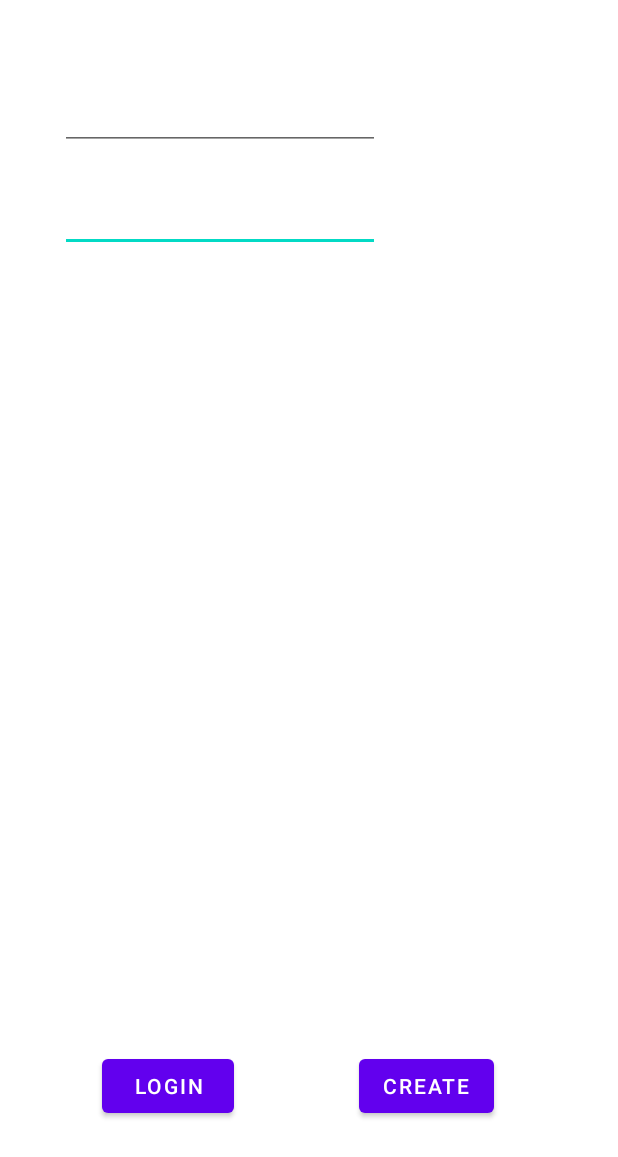
After one commit to Magnani95/NoIdeaButKotlin, an Android app: the layout firebase_login_activity.xml on its own in the app's theme, with its tools: preview values and no code run, on a phone screen of 412 x 824 dp. The commit adds this screen. Shown: the top 1157 px of the screen. Run offline under Robolectric (Android 15) with nearby library versions, the phone set to English and light mode, and no system bars.

Commit message:
Struggling with Firebase

```diff
--- a/app/src/main/java/com/example/noideabutkotlin/MainActivity.kt
+++ b/app/src/main/java/com/example/noideabutkotlin/MainActivity.kt
@@ -59,7 +59,6 @@ class MainListener(var activity: MainActivity) {
     fun startClick(v:View){
 
         var intent : Intent = Intent(activity, GameActivity::class.java)
-        val REQUEST_CODE : Int = 0
         intent.putExtra("code", "this is the message")
         //intent.putExtra("ship", activity.ship)
         //startActivityForResult(activity, intent, REQUEST_CODE, activity.bundle )
--- a/app/src/main/java/com/example/noideabutkotlin/activities/EventActivity.kt
+++ b/app/src/main/java/com/example/noideabutkotlin/activities/EventActivity.kt
@@ -31,10 +31,6 @@ class EventActivity : AppCompatActivity() {
 
 		var ship: Ship = intent.getParcelableExtra<Ship>("ship")!!
 
-		val yes = findViewById<Button>(R.id.yesButton)
-		val stillYes = findViewById<Button>(R.id.stillYesButton)
-		yes.setOnClickListener(listener)
-		stillYes.setOnClickListener(listener)
 
 	}
 
--- /dev/null
+++ b/app/src/main/res/layout/firebase_login_activity.xml
@@ -0,0 +1,60 @@
+<?xml version="1.0" encoding="utf-8"?>
+<androidx.constraintlayout.widget.ConstraintLayout xmlns:android="http://schemas.android.com/apk/res/android"
+    xmlns:app="http://schemas.android.com/apk/res-auto"
+    xmlns:tools="http://schemas.android.com/tools"
+    android:layout_width="match_parent"
+    android:layout_height="match_parent">
+
+    <EditText
+        android:id="@+id/password"
+        android:layout_width="wrap_content"
+        android:layout_height="wrap_content"
+        android:layout_marginTop="20dp"
+        android:ems="10"
+        android:inputType="textPassword"
+        android:minHeight="48dp"
+        app:layout_constraintStart_toStartOf="@+id/email"
+        app:layout_constraintTop_toBottomOf="@+id/email" />
+
+    <EditText
+        android:id="@+id/email"
+        android:layout_width="wrap_content"
+        android:layout_height="wrap_content"
+        android:layout_marginStart="40dp"
+        android:layout_marginTop="52dp"
+        android:ems="10"
+        android:inputType="textEmailAddress"
+        android:minHeight="48dp"
+        app:layout_constraintStart_toStartOf="parent"
+        app:layout_constraintTop_toTopOf="parent" />
+
+    <Button
+        android:id="@+id/login"
+        android:layout_width="wrap_content"
+        android:layout_height="wrap_content"
+        android:layout_marginStart="68dp"
+        android:layout_marginBottom="76dp"
+        android:text="login"
+        app:layout_constraintBottom_toBottomOf="parent"
+        app:layout_constraintStart_toStartOf="parent" />
+
+    <Button
+        android:id="@+id/create"
+        android:layout_width="wrap_content"
+        android:layout_height="wrap_content"
+        android:text="create"
+        app:layout_constraintEnd_toEndOf="parent"
+        app:layout_constraintStart_toEndOf="@+id/login"
+        app:layout_constraintTop_toTopOf="@+id/login" />
+
+    <TextView
+        android:id="@+id/result"
+        android:layout_width="176dp"
+        android:layout_height="27dp"
+        app:layout_constraintBottom_toBottomOf="parent"
+        app:layout_constraintEnd_toEndOf="parent"
+        app:layout_constraintHorizontal_bias="0.497"
+        app:layout_constraintStart_toStartOf="parent"
+        app:layout_constraintTop_toTopOf="parent"
+        app:layout_constraintVertical_bias="0.454" />
+</androidx.constraintlayout.widget.ConstraintLayout>
--- a/settings.gradle
+++ b/settings.gradle
@@ -12,5 +12,6 @@ dependencyResolutionManagement {
         mavenCentral()
     }
 }
+
 rootProject.name = "NoIdeaButKotlin"
 include ':app'
```
Also changed, not shown: app/build.gradle (+17 -9 lines), app/src/main/AndroidManifest.xml (+7 -3 lines), app/src/main/java/com/example/noideabutkotlin/activities/FirebaseLoginActivity.kt (added, +134 -0 lines), app/src/main/java/com/example/noideabutkotlin/activities/GameActivity.kt (+16 -18 lines), app/src/main/res/layout/game_activity.xml (+13 -4 lines), build.gradle (+16 -6 lines), gradle/wrapper/gradle-wrapper.properties, 1 other file.
